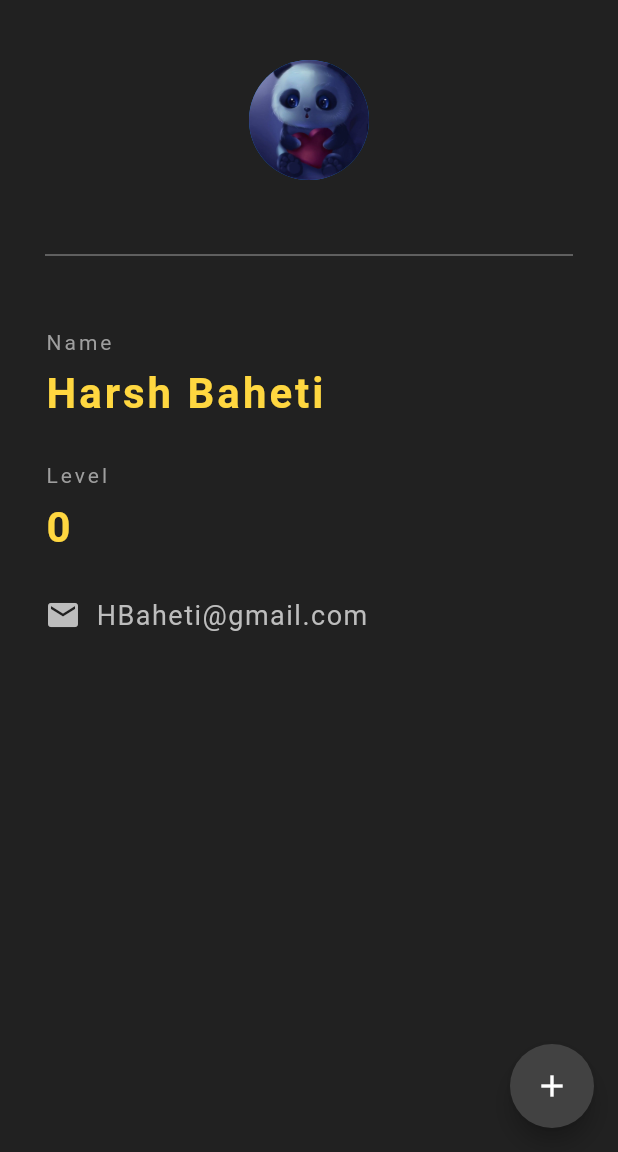
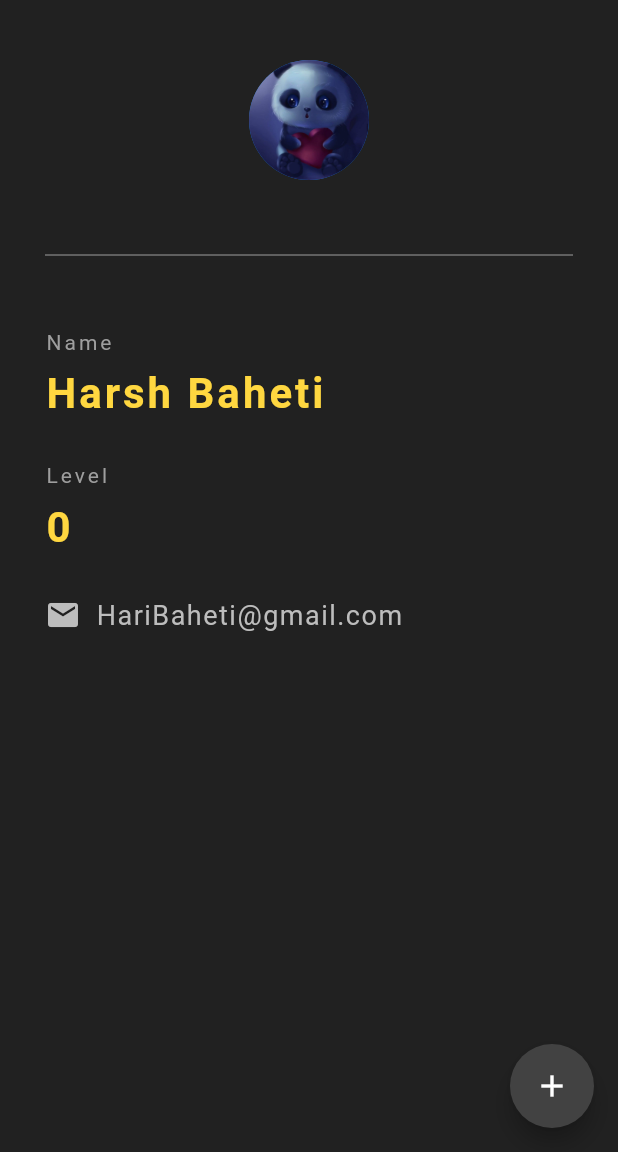
Before and after one commit to BAHETIHARSH/sample, a Flutter app: the screen it shows after launch, on a phone screen of 412 x 824 dp, the part 84-1236 px from its top. Run offline on Flutter 3.47's test engine with Material 2 defaults, Android fonts, the phone set to English and light mode, and no system bars.

Commit message:
changing email

```diff
--- a/lib/main.dart
+++ b/lib/main.dart
@@ -90,7 +90,7 @@ class _NinjacardState extends State<Ninjacard> {
                 ),
                 SizedBox(width: 10,),
                 Text(
-                    "HBaheti@gmail.com",
+                    "HariBaheti@gmail.com",
                   style: TextStyle(
                     color: Colors.grey[400],
                     fontSize: 18,
```
